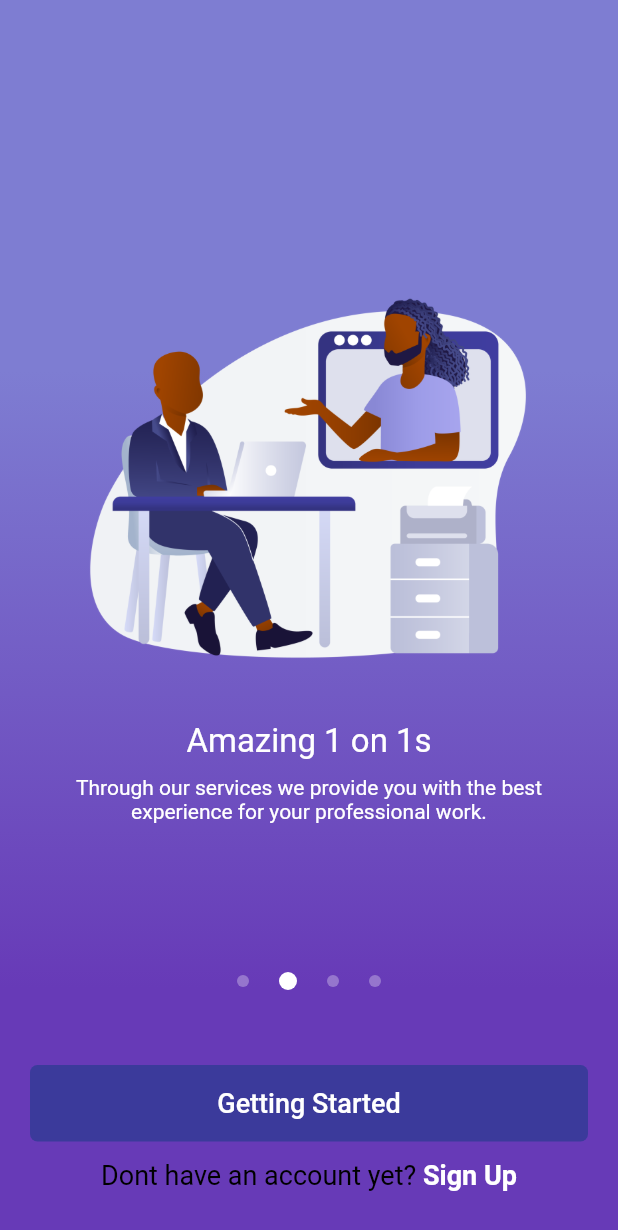
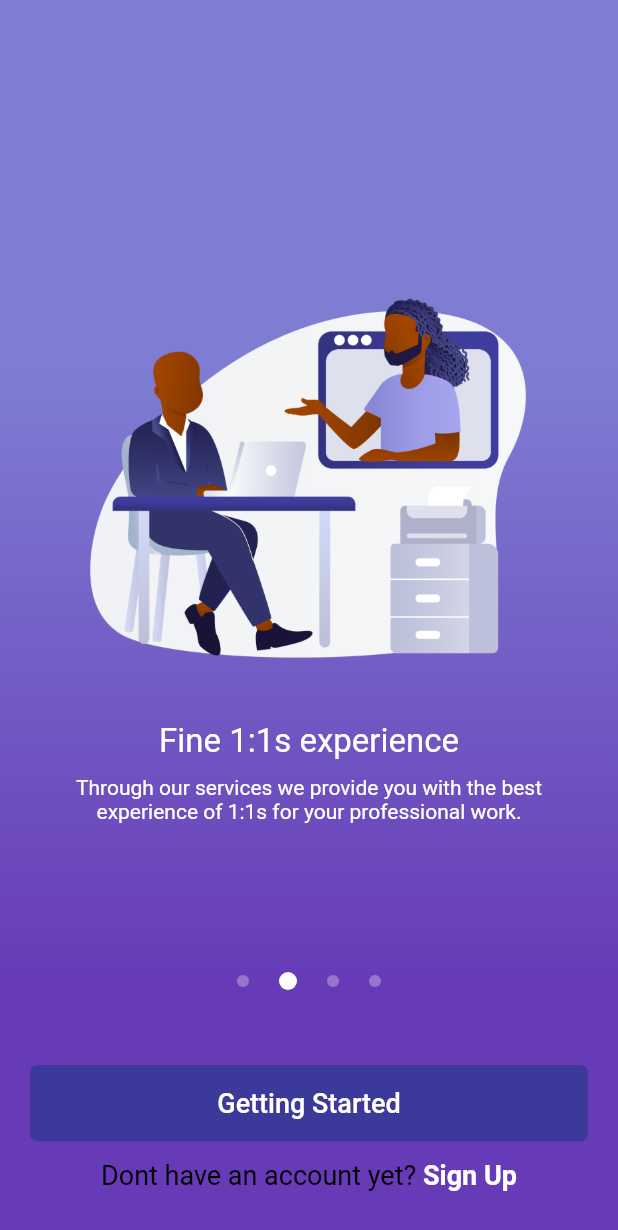
Before and after one commit to m4sterDestroyer/aztlan, a Flutter app: the screen it shows after launch, swiped to page 2, on a phone screen of 412 x 824 dp. Shown: the top 1230 px of the screen. Run offline on Flutter 3.47's test engine with Material 2 defaults, Android fonts, the phone set to English and light mode, and no system bars.

```diff
--- a/lib/onboard_shared/slide_model/slide_details.dart
+++ b/lib/onboard_shared/slide_model/slide_details.dart
@@ -10,22 +10,22 @@ class Slide {
 final SlideList = [
   Slide(
       image: 'images/man.png',
-      title: 'Prompt customer care services',
+      title: 'Easy to understand User Interface',
       description:
-          'Through our services we provide you with the best experience for your professional work.'),
+          'We provide our users with a very friendly and easy to understand interface!'),
   Slide(
       image: 'images/oneonone.png',
-      title: 'Amazing 1 on 1s',
+      title: 'Fine 1:1s experience',
       description:
-          'Through our services we provide you with the best experience for your professional work.'),
+          'Through our services we provide you with the best experience of 1:1s for your professional work.'),
   Slide(
       image: 'images/work.png',
       title: 'Service on demand',
       description:
-          'Through our services we provide you with the best experience for your professional work.'),
+          'Get your queries and issues resolved in no time'),
   Slide(
-      image: 'images/calendar.png',
+      image: 'images/calander.png',
       title: 'Prompt customer care services',
       description:
-          'Through our services we provide you with the best experience for your professional work.'),
+          'Happy to serve you at any time :)'),
 ];
```
